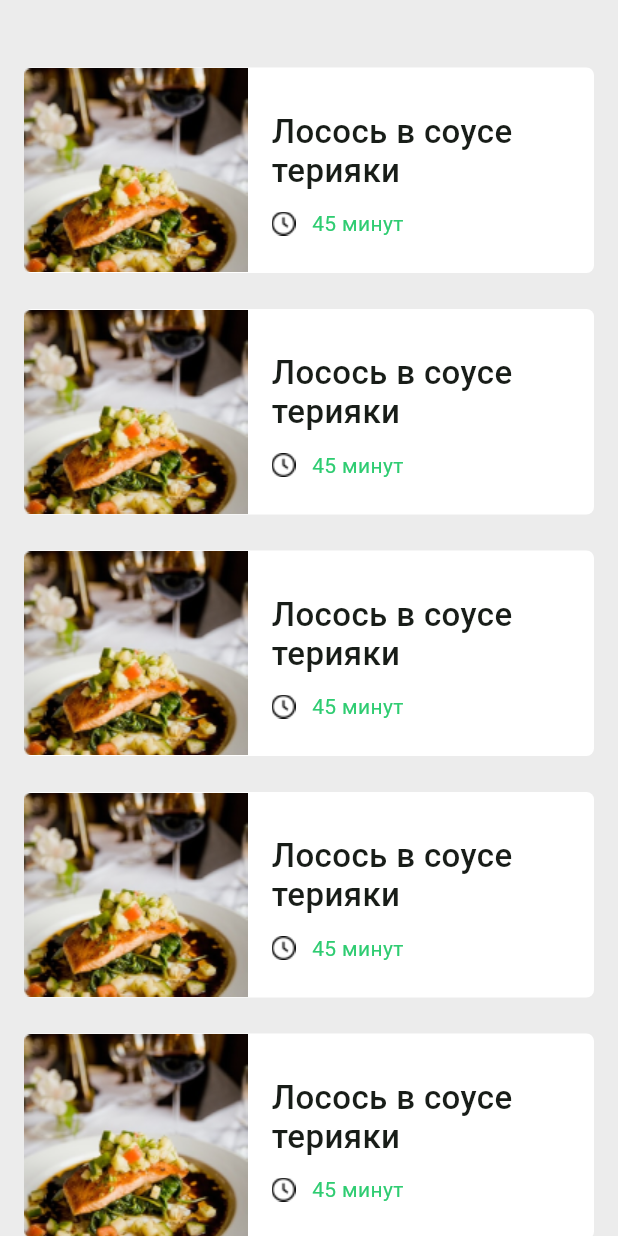
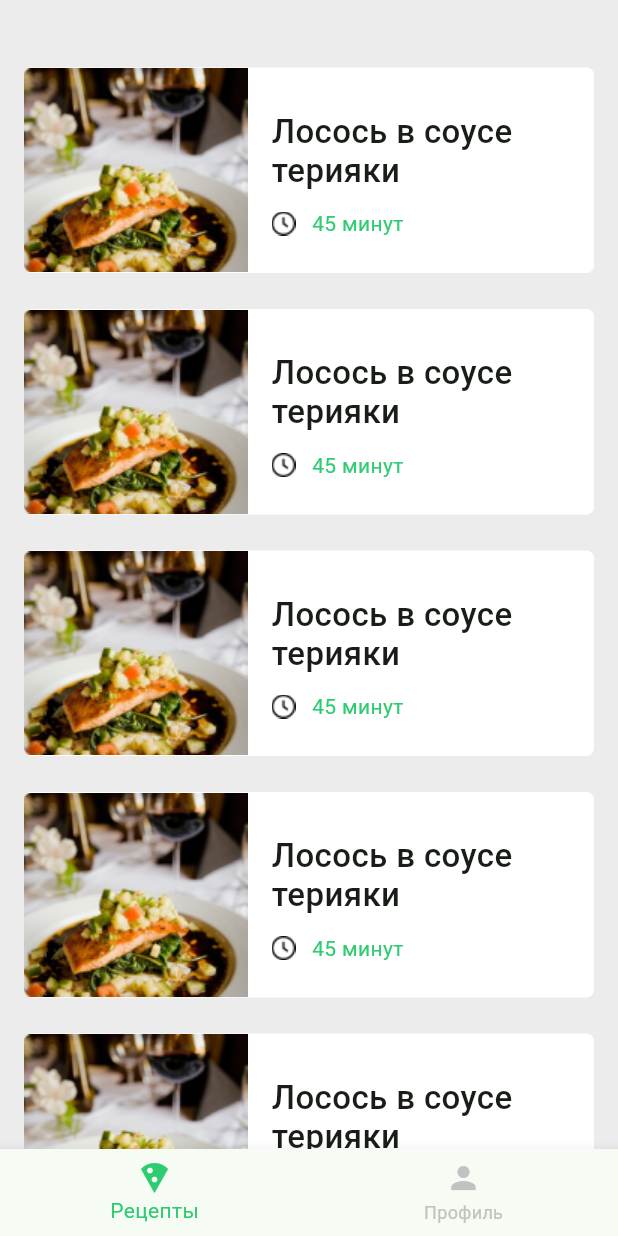
Before and after one commit to IgorShahin/taste_time, a Flutter app: the screen it shows after launch, on a phone screen of 412 x 824 dp. Run offline on Flutter 3.47's test engine with Material 3 defaults, Android fonts, the phone set to English and light mode, and no system bars; our stand-ins replace auto_route; generated files the repository leaves out were written again.

Commit message:
[feature] Added auto route [feature] Added BottomNavigationBar [update] recipes screen

```diff
--- /dev/null
+++ b/lib/config/routes/router.dart
@@ -0,0 +1,18 @@
+import 'package:auto_route/auto_route.dart';
+
+import '../../presentation/home/view/home_screen.dart';
+import '../../presentation/profile/view/profile_screen.dart';
+import '../../presentation/recipe/view/recipes_screen.dart';
+
+part 'router.gr.dart';
+
+@AutoRouterConfig()
+class AppRouter extends _$AppRouter {
+  @override
+  List<AutoRoute> get routes => [
+        AutoRoute(page: HomeRoute.page, path: '/', children: [
+          AutoRoute(page: RecipeRoute.page, path: 'recipe'),
+          AutoRoute(page: ProfileRoute.page, path: 'profile'),
+        ])
+      ];
+}
--- a/lib/presentation/app_root.dart
+++ b/lib/presentation/app_root.dart
@@ -1,16 +1,23 @@
 import 'package:flutter/material.dart';
 import 'package:flutter_gen/gen_l10n/app_localizations.dart';
 import 'package:flutter_localizations/flutter_localizations.dart';
+import 'package:taste_time/config/routes/router.dart';
 
 import '../config/resources/app_theme.dart';
-import 'home/view/home_screen.dart';
 
-class AppRoot extends StatelessWidget {
+class AppRoot extends StatefulWidget {
   const AppRoot({super.key});
 
   @override
+  State<AppRoot> createState() => _AppRootState();
+}
+
+class _AppRootState extends State<AppRoot> {
+  final _router = AppRouter();
+
+  @override
   Widget build(BuildContext context) {
-    return MaterialApp(
+    return MaterialApp.router(
       title: "Otus food",
       localizationsDelegates: const [
         AppLocalizations.delegate,
@@ -20,7 +27,7 @@ class AppRoot extends StatelessWidget {
       ],
       supportedLocales: const [Locale('ru', '')],
       theme: AppTheme.lightThemeDefault,
-      home: const HomeScreen(),
+      routerConfig: _router.config(),
     );
   }
 }
--- a/lib/presentation/home/view/home_screen.dart
+++ b/lib/presentation/home/view/home_screen.dart
@@ -1,28 +1,42 @@
+import 'package:auto_route/auto_route.dart';
 import 'package:flutter/material.dart';
-import 'package:taste_time/config/resources/app_assets.dart';
+import 'package:taste_time/config/resources/app_colors.dart';
+import 'package:taste_time/config/routes/router.dart';
 import 'package:taste_time/core/extensions.dart';
 
-import '../widgets/recipe_list_card.dart';
-
+@RoutePage()
 class HomeScreen extends StatelessWidget {
   const HomeScreen({super.key});
 
   @override
   Widget build(BuildContext context) {
     return SafeArea(
-      child: Scaffold(
-        body: CustomScrollView(
-          slivers: [
-            const SliverToBoxAdapter(child: SizedBox(height: 45)),
-            SliverList.builder(
-              itemBuilder: (context, index) => RecipeListCard(
-                image: AppAssets.recipe,
-                title: context.l10n.titleRecipeCardDefault,
-                time: context.l10n.timeRecipeDefault,
-              ),
+      child: AutoTabsRouter(
+        routes: const [
+          RecipeRoute(),
+          ProfileRoute(),
+        ],
+        builder: (context, child) {
+          return Scaffold(
+            body: child,
+            bottomNavigationBar: BottomNavigationBar(
+              selectedItemColor: AppColors.primary,
+              unselectedItemColor: AppColors.hint,
+              currentIndex: context.tabsRouter.activeIndex,
+              onTap: (index) => context.tabsRouter.setActiveIndex(index),
+              items: [
+                BottomNavigationBarItem(
+                  icon: const Icon(Icons.local_pizza),
+                  label: context.l10n.textRecipe,
+                ),
+                BottomNavigationBarItem(
+                  icon: const Icon(Icons.person),
+                  label: context.l10n.textProfile,
+                ),
+              ],
             ),
-          ],
-        ),
+          );
+        },
       ),
     );
   }
--- /dev/null
+++ b/lib/presentation/profile/view/profile_screen.dart
@@ -0,0 +1,12 @@
+import 'package:auto_route/annotations.dart';
+import 'package:flutter/material.dart';
+
+@RoutePage()
+class ProfileScreen extends StatelessWidget {
+  const ProfileScreen({super.key});
+
+  @override
+  Widget build(BuildContext context) {
+    return const Placeholder();
+  }
+}
--- /dev/null
+++ b/lib/presentation/recipe/view/recipes_screen.dart
@@ -0,0 +1,29 @@
+import 'package:auto_route/annotations.dart';
+import 'package:flutter/material.dart';
+import 'package:taste_time/core/extensions.dart';
+
+import '../../../config/resources/app_assets.dart';
+import '../widgets/recipe_list_card.dart';
+
+@RoutePage()
+class RecipeScreen extends StatelessWidget {
+  const RecipeScreen({
+    super.key,
+  });
+
+  @override
+  Widget build(BuildContext context) {
+    return CustomScrollView(
+      slivers: [
+        const SliverToBoxAdapter(child: SizedBox(height: 45)),
+        SliverList.builder(
+          itemBuilder: (context, index) => RecipeListCard(
+            image: AppAssets.recipe,
+            title: context.l10n.titleRecipeCardDefault,
+            time: context.l10n.timeRecipeDefault,
+          ),
+        ),
+      ],
+    );
+  }
+}
--- a/pubspec.yaml
+++ b/pubspec.yaml
@@ -17,6 +17,7 @@ dependencies:
 
 
   cupertino_icons: ^1.0.6
+  auto_route: ^7.8.4
 
 dev_dependencies:
   flutter_test:
@@ -24,6 +25,7 @@ dev_dependencies:
 
   flutter_lints: ^3.0.1
   build_runner: ^2.4.8
+  auto_route_generator: ^7.3.2
 
 flutter:
 
```
Also changed, not shown: lib/config/routes/router.gr.dart (added), lib/presentation/recipe/widgets/recipe_list_card.dart (renamed from lib/presentation/home/widgets/recipe_list_card.dart), pubspec.lock.
